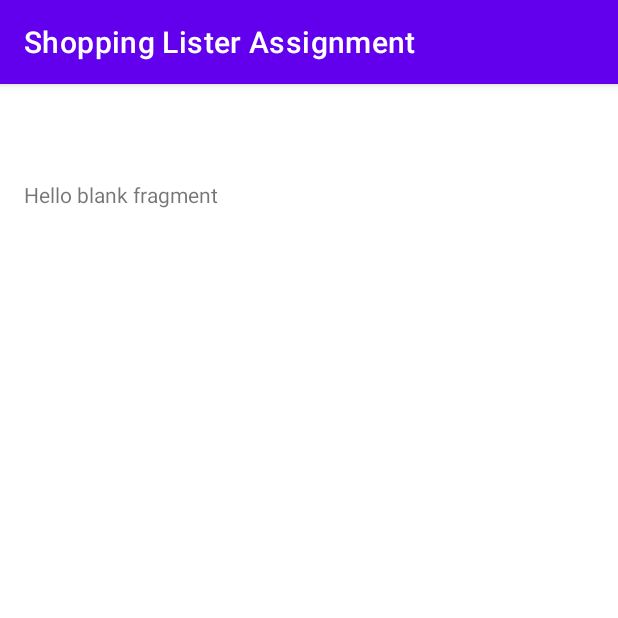
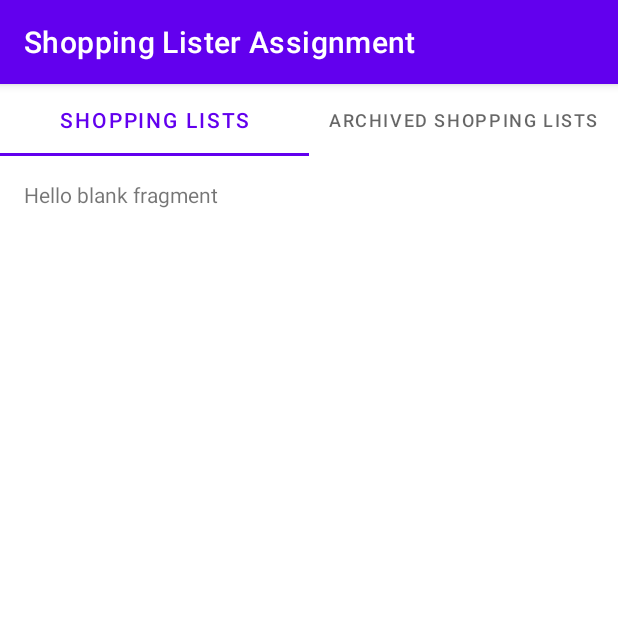
Before and after one commit to PhoenixWings7/ShoppingLister, an Android app: the screen it shows after launch (MainActivity), on a phone screen of 412 x 824 dp, the top half of it. Run offline under Robolectric (Android 15) with nearby library versions, the phone set to English and light mode, and no system bars.

Commit message:
implementation of swipeable tabs feature

```diff
--- a/app/src/main/java/com/phoenixwings7/shoppinglisterassignment/MainActivity.java
+++ b/app/src/main/java/com/phoenixwings7/shoppinglisterassignment/MainActivity.java
@@ -5,7 +5,11 @@ import androidx.viewpager2.widget.ViewPager2;
 
 import android.os.Bundle;
 
+import com.google.android.material.tabs.TabLayout;
+import com.google.android.material.tabs.TabLayoutMediator;
+
 public class MainActivity extends AppCompatActivity {
+    public static final int[] TAB_TITLES_IDS = {R.string.tab_1, R.string.tab_2};
     private ViewPager2 viewPager2;
     private PlaceholderPagerAdapter pagerAdapter;
 
@@ -18,5 +22,12 @@ public class MainActivity extends AppCompatActivity {
         pagerAdapter = new PlaceholderPagerAdapter(this);
         viewPager2.setAdapter(pagerAdapter);
 
+        // Set tabs with titles
+        TabLayout tabLayout = findViewById(R.id.tab_layout);
+        TabLayoutMediator tabLayoutMediator = new TabLayoutMediator(tabLayout, viewPager2,
+                ((tab, position) -> tab.setText(TAB_TITLES_IDS[position])));
+        tabLayoutMediator.attach();
+
+
     }
 }
--- a/app/src/main/java/com/phoenixwings7/shoppinglisterassignment/PlaceholderFragment.java
+++ b/app/src/main/java/com/phoenixwings7/shoppinglisterassignment/PlaceholderFragment.java
@@ -1,24 +1,18 @@
 package com.phoenixwings7.shoppinglisterassignment;
 
 import android.os.Bundle;
+import android.view.LayoutInflater;
+import android.view.View;
+import android.view.ViewGroup;
 
 import androidx.annotation.NonNull;
 import androidx.annotation.Nullable;
 import androidx.fragment.app.Fragment;
-import androidx.viewpager2.widget.ViewPager2;
-
-import android.view.LayoutInflater;
-import android.view.View;
-import android.view.ViewGroup;
 
 /**
  * A simple {@link Fragment} subclass.
  */
 public class PlaceholderFragment extends Fragment {
-
-    public static final String ARG_TAB_NUMBER = "TAB_NUM";
-    public static final String ARG_TAB_TITLE_ID = "TITLE_ID";
-
 
     @Override
     public View onCreateView(LayoutInflater inflater, ViewGroup container,
--- a/app/src/main/java/com/phoenixwings7/shoppinglisterassignment/PlaceholderPagerAdapter.java
+++ b/app/src/main/java/com/phoenixwings7/shoppinglisterassignment/PlaceholderPagerAdapter.java
@@ -1,6 +1,4 @@
 package com.phoenixwings7.shoppinglisterassignment;
-
-import android.os.Bundle;
 
 import androidx.annotation.NonNull;
 import androidx.fragment.app.Fragment;
@@ -8,7 +6,7 @@ import androidx.fragment.app.FragmentActivity;
 import androidx.viewpager2.adapter.FragmentStateAdapter;
 
 public class PlaceholderPagerAdapter extends FragmentStateAdapter {
-    private static final int[] TAB_TITLES_IDS = {R.string.tab_1, R.string.tab_2};
+    private final int tabs_num = MainActivity.TAB_TITLES_IDS.length;
 
     public PlaceholderPagerAdapter(@NonNull FragmentActivity fragmentActivity) {
         super(fragmentActivity);
@@ -20,16 +18,12 @@ public class PlaceholderPagerAdapter extends FragmentStateAdapter {
         // Return a new Fragment instance with specific args
         PlaceholderFragment fragment = new PlaceholderFragment();
 
-        Bundle args = new Bundle();
-        args.putInt(PlaceholderFragment.ARG_TAB_TITLE_ID, TAB_TITLES_IDS[position]);
-        fragment.setArguments(args);
-
         return fragment;
     }
 
     @Override
     public int getItemCount() {
-        return TAB_TITLES_IDS.length;
+        return tabs_num;
     }
 
 }
```
